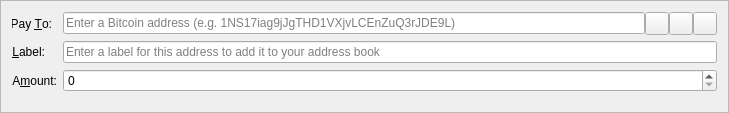
Qt form src/qt/forms/sendcoinsentry.ui (jondow72/bitcoin) before a commit.
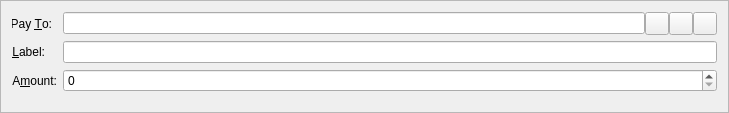
The same form after that commit. Icons and pictures are not drawn. Custom widgets are drawn as their Qt base class.

Commit message: Move back setPlaceholderText to code, from xml, as this broke building with Qt 4.6

```diff
--- a/src/qt/forms/sendcoinsentry.ui
+++ b/src/qt/forms/sendcoinsentry.ui
@@ -49,9 +49,6 @@
        <property name="maxLength">
         <number>34</number>
        </property>
-       <property name="placeholderText">
-        <string>Enter a Bitcoin address (e.g. 1NS17iag9jJgTHD1VXjvLCEnZuQ3rJDE9L)</string>
-       </property>
       </widget>
      </item>
      <item>
@@ -130,9 +127,6 @@
        <property name="toolTip">
         <string>Enter a label for this address to add it to your address book</string>
        </property>
-       <property name="placeholderText">
-        <string>Enter a label for this address to add it to your address book</string>
-       </property>
       </widget>
      </item>
     </layout>
```
The commit also changes 3 other files.
